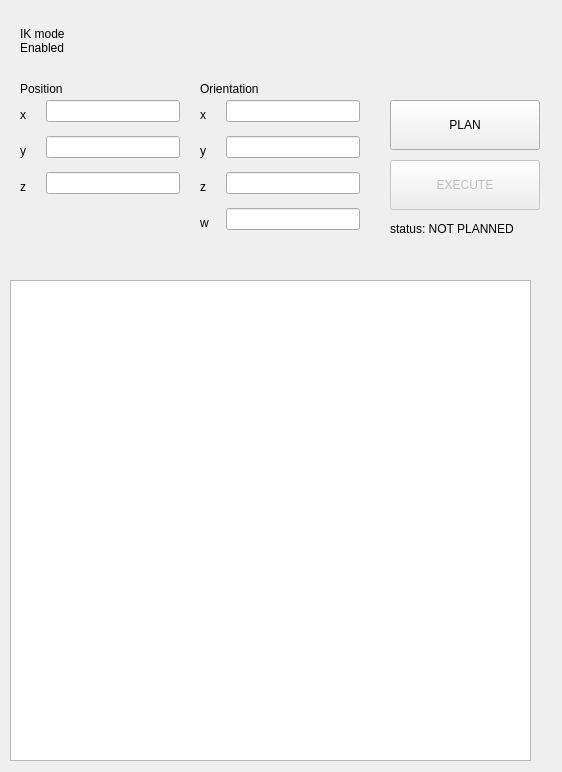
Old version of the form frontass/ui_assets/IK.ui in the repository kwnr/frontass.
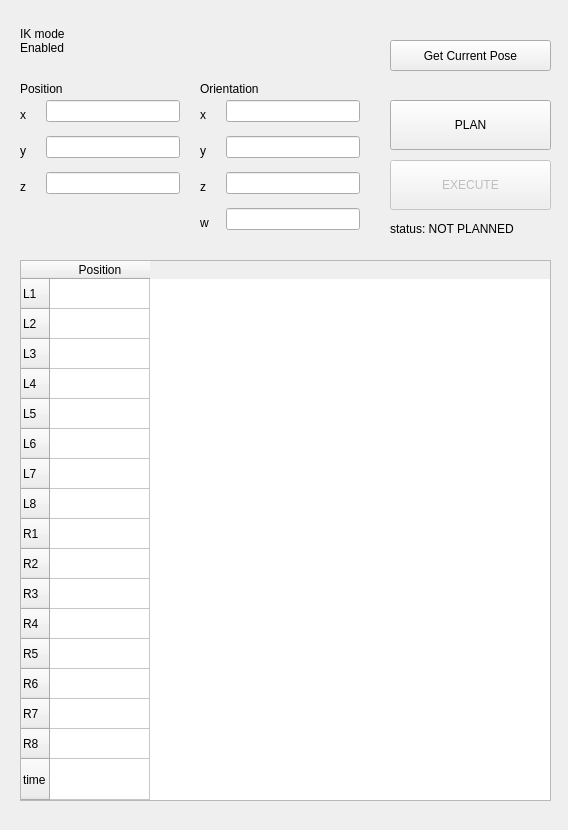
New version of the form. Icons and pictures are not drawn.

```diff
--- a/frontass/ui_assets/IK.ui
+++ b/frontass/ui_assets/IK.ui
@@ -6,8 +6,8 @@
    <rect>
     <x>0</x>
     <y>0</y>
-    <width>562</width>
-    <height>772</height>
+    <width>568</width>
+    <height>830</height>
    </rect>
   </property>
   <property name="windowTitle">
@@ -260,7 +260,7 @@
     <rect>
      <x>390</x>
      <y>100</y>
-     <width>150</width>
+     <width>161</width>
      <height>50</height>
     </rect>
    </property>
@@ -276,7 +276,7 @@
     <rect>
      <x>390</x>
      <y>160</y>
-     <width>150</width>
+     <width>161</width>
      <height>50</height>
     </rect>
    </property>
@@ -287,19 +287,118 @@
   <widget class="QTableWidget" name="tableWidget">
    <property name="geometry">
     <rect>
-     <x>10</x>
-     <y>280</y>
-     <width>521</width>
-     <height>481</height>
+     <x>20</x>
+     <y>260</y>
+     <width>531</width>
+     <height>541</height>
     </rect>
    </property>
+   <property name="verticalScrollBarPolicy">
+    <enum>Qt::ScrollBarPolicy::ScrollBarAlwaysOff</enum>
+   </property>
+   <property name="horizontalScrollBarPolicy">
+    <enum>Qt::ScrollBarPolicy::ScrollBarAlwaysOff</enum>
+   </property>
+   <attribute name="verticalHeaderStretchLastSection">
+    <bool>true</bool>
+   </attribute>
+   <row>
+    <property name="text">
+     <string>L1</string>
+    </property>
+   </row>
+   <row>
+    <property name="text">
+     <string>L2</string>
+    </property>
+   </row>
+   <row>
+    <property name="text">
+     <string>L3</string>
+    </property>
+   </row>
+   <row>
+    <property name="text">
+     <string>L4</string>
+    </property>
+   </row>
+   <row>
+    <property name="text">
+     <string>L5</string>
+    </property>
+   </row>
+   <row>
+    <property name="text">
+     <string>L6</string>
+    </property>
+   </row>
+   <row>
+    <property name="text">
+     <string>L7</string>
+    </property>
+   </row>
+   <row>
+    <property name="text">
+     <string>L8</string>
+    </property>
+   </row>
+   <row>
+    <property name="text">
+     <string>R1</string>
+    </property>
+   </row>
+   <row>
+    <property name="text">
+     <string>R2</string>
+    </property>
+   </row>
+   <row>
+    <property name="text">
+     <string>R3</string>
+    </property>
+   </row>
+   <row>
+    <property name="text">
+     <string>R4</string>
+    </property>
+   </row>
+   <row>
+    <property name="text">
+     <string>R5</string>
+    </property>
+   </row>
+   <row>
+    <property name="text">
+     <string>R6</string>
+    </property>
+   </row>
+   <row>
+    <property name="text">
+     <string>R7</string>
+    </property>
+   </row>
+   <row>
+    <property name="text">
+     <string>R8</string>
+    </property>
+   </row>
+   <row>
+    <property name="text">
+     <string>time</string>
+    </property>
+   </row>
+   <column>
+    <property name="text">
+     <string>Position</string>
+    </property>
+   </column>
   </widget>
   <widget class="QLabel" name="label_4">
    <property name="geometry">
     <rect>
      <x>390</x>
      <y>220</y>
-     <width>151</width>
+     <width>171</width>
      <height>17</height>
     </rect>
    </property>
@@ -307,6 +406,19 @@
     <string>status: NOT PLANNED</string>
    </property>
   </widget>
+  <widget class="QPushButton" name="getPoseBtn">
+   <property name="geometry">
+    <rect>
+     <x>390</x>
+     <y>40</y>
+     <width>161</width>
+     <height>31</height>
+    </rect>
+   </property>
+   <property name="text">
+    <string>Get Current Pose</string>
+   </property>
+  </widget>
  </widget>
  <resources>
   <include location="buttons.qrc"/>
```
Left out of the diff: 12 changed lines with no effect on the pictures.
